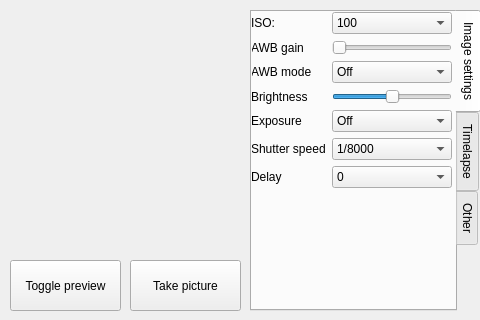
Above: mainwindow.ui from josepalos/picam before the change. Below: the same form after it.
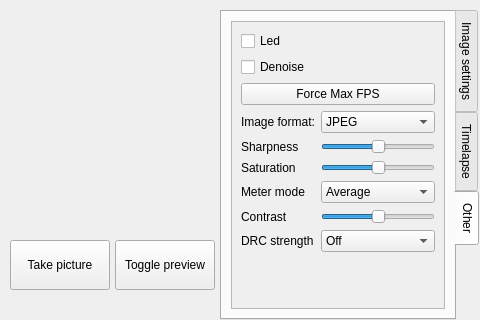
That is the form after the change. The open tabs and pages were chosen to show the change. Custom widgets are drawn as their Qt base class.

Commit message: feat: increased the size of the widgets using styling, and allow to scroll the "other" tab

```diff
--- a/mainwindow.ui
+++ b/mainwindow.ui
@@ -16,10 +16,10 @@
   <widget class="QPushButton" name="btnShutter">
    <property name="geometry">
     <rect>
-     <x>130</x>
-     <y>260</y>
-     <width>111</width>
-     <height>51</height>
+     <x>10</x>
+     <y>240</y>
+     <width>100</width>
+     <height>50</height>
     </rect>
    </property>
    <property name="text">
@@ -29,10 +29,10 @@
   <widget class="QPushButton" name="btnTogglePreview">
    <property name="geometry">
     <rect>
-     <x>10</x>
-     <y>260</y>
-     <width>111</width>
-     <height>51</height>
+     <x>115</x>
+     <y>240</y>
+     <width>100</width>
+     <height>50</height>
     </rect>
    </property>
    <property name="text">
@@ -42,10 +42,10 @@
   <widget class="QTabWidget" name="tabWidget">
    <property name="geometry">
     <rect>
-     <x>250</x>
+     <x>220</x>
      <y>10</y>
-     <width>231</width>
-     <height>301</height>
+     <width>260</width>
+     <height>310</height>
     </rect>
    </property>
    <property name="tabPosition">
@@ -63,19 +63,12 @@
    <property name="usesScrollButtons">
     <bool>true</bool>
    </property>
-   <widget class="QWidget" name="tab_3">
+   <widget class="QWidget" name="tabSettings">
     <attribute name="title">
      <string>Image settings</string>
     </attribute>
-    <widget class="QWidget" name="formLayoutWidget">
-     <property name="geometry">
-      <rect>
-       <x>-1</x>
-       <y>0</y>
-       <width>201</width>
-       <height>291</height>
-      </rect>
-     </property>
+    <layout class="QGridLayout" name="gridLayout">
+     <item row="0" column="0">
      <layout class="QFormLayout" name="formLayout">
       <item row="0" column="0">
        <widget class="QLabel" name="label">
@@ -433,21 +426,15 @@
        </widget>
       </item>
      </layout>
-    </widget>
-   </widget>
-   <widget class="QWidget" name="tab_4">
+     </item>
+    </layout>
+   </widget>
+   <widget class="QWidget" name="tabTimelapse">
     <attribute name="title">
      <string>Timelapse</string>
     </attribute>
-    <widget class="QWidget" name="formLayoutWidget_2">
-     <property name="geometry">
-      <rect>
-       <x>0</x>
-       <y>0</y>
-       <width>201</width>
-       <height>291</height>
-      </rect>
-     </property>
+    <layout class="QGridLayout" name="gridLayout_2">
+     <item row="0" column="0">
      <layout class="QFormLayout" name="formLayout_2">
       <item row="0" column="0">
        <widget class="QLabel" name="label_4">
@@ -474,21 +461,30 @@
        </widget>
       </item>
      </layout>
-    </widget>
-   </widget>
-   <widget class="QWidget" name="tab">
+     </item>
+    </layout>
+   </widget>
+   <widget class="QWidget" name="tabOtherSettings">
     <attribute name="title">
      <string>Other</string>
     </attribute>
-    <widget class="QWidget" name="verticalLayoutWidget">
+    <layout class="QGridLayout" name="gridLayout_3">
+     <item row="0" column="0">
+      <widget class="QScrollArea" name="scrollAreaOtherSettings">
+       <property name="widgetResizable">
+        <bool>true</bool>
+       </property>
+       <widget class="QWidget" name="scrollAreaWidgetContents_2">
      <property name="geometry">
       <rect>
        <x>0</x>
        <y>0</y>
-       <width>201</width>
-       <height>291</height>
-      </rect>
-     </property>
+          <width>210</width>
+          <height>286</height>
+         </rect>
+        </property>
+        <layout class="QGridLayout" name="gridLayout_4">
+         <item row="0" column="0">
      <layout class="QVBoxLayout" name="verticalLayout">
       <item>
        <widget class="QCheckBox" name="checkboxLed">
@@ -694,16 +690,21 @@
        </layout>
       </item>
      </layout>
-    </widget>
+         </item>
+        </layout>
+       </widget>
+      </widget>
+     </item>
+    </layout>
    </widget>
   </widget>
   <widget class="ImgViewer" name="widgetImgViewer" native="true">
    <property name="geometry">
     <rect>
      <x>10</x>
-     <y>30</y>
-     <width>231</width>
-     <height>211</height>
+     <y>10</y>
+     <width>200</width>
+     <height>221</height>
     </rect>
    </property>
   </widget>
```
Lines whose indentation alone changed are shown as unchanged. The commit also changes 3 other files.
